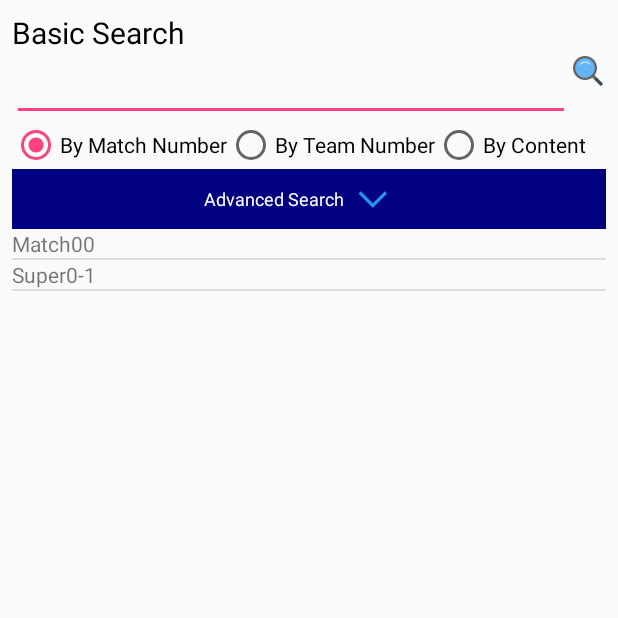
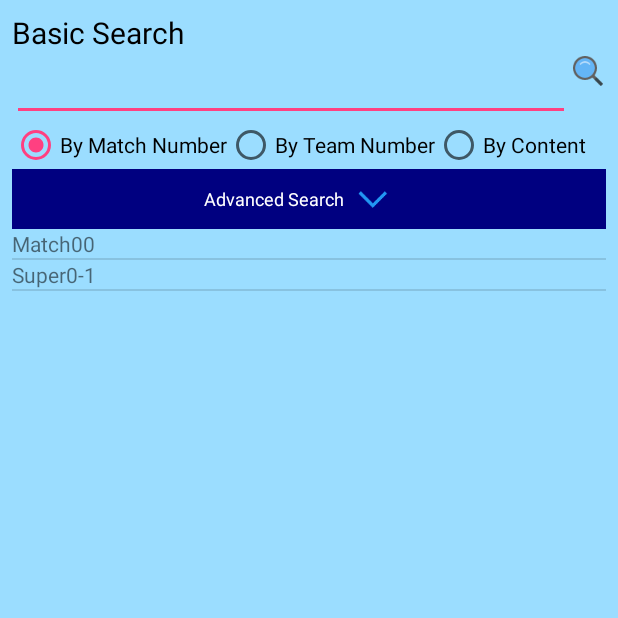
Before and after one commit to HVA-FRC-3824/RoHAWKticsScouting2017, an Android app: the NotesViewActivity screen opened directly, with no data from a screen before it, on a phone screen of 412 x 824 dp, the top half of it. Run offline under Robolectric (Android 15) with nearby library versions, the phone set to English and light mode, and no system bars; our stand-ins replace Firebase (no records; nobody signed in at launch, a user with empty details on screens opened directly); 18 statements that could not run were skipped.

Commit message:
Added logo to title bar

```diff
--- a/app/src/main/res/layout/activity_cloud_storage.xml
+++ b/app/src/main/res/layout/activity_cloud_storage.xml
@@ -15,7 +15,8 @@
         android:layout_height="?attr/actionBarSize"
         android:background="@color/navy_blue"
         android:theme="@style/ThemeOverlay.AppCompat.Dark.ActionBar"
-        android:elevation="4dp" />
+        android:elevation="4dp"
+        android:logo="@drawable/logo_icon_large"/>
 
     <android.support.design.widget.AppBarLayout
         android:layout_width="match_parent"
--- a/app/src/main/res/layout/activity_drive_team_feedback.xml
+++ b/app/src/main/res/layout/activity_drive_team_feedback.xml
@@ -11,7 +11,8 @@
         android:layout_height="?attr/actionBarSize"
         android:background="@color/navy_blue"
         android:elevation="4dp"
-        android:theme="@style/ThemeOverlay.AppCompat.Dark.ActionBar" />
+        android:theme="@style/ThemeOverlay.AppCompat.Dark.ActionBar"
+        android:logo="@drawable/logo_icon_large"/>
 
     <TextView
         android:id="@+id/partner_1"
--- a/app/src/main/res/layout/activity_match_scouting.xml
+++ b/app/src/main/res/layout/activity_match_scouting.xml
@@ -16,7 +16,8 @@
         android:background="@color/navy_blue"
         android:theme="@style/ThemeOverlay.AppCompat.Dark.ActionBar"
         android:elevation="4dp"
-        />
+        android:logo="@drawable/logo_icon_large"
+        android:titleMarginStart="8dp" />
 
     <android.support.design.widget.AppBarLayout
         android:layout_width="match_parent"
--- a/app/src/main/res/layout/activity_match_view.xml
+++ b/app/src/main/res/layout/activity_match_view.xml
@@ -14,7 +14,7 @@
         android:background="@color/navy_blue"
         android:theme="@style/ThemeOverlay.AppCompat.Dark.ActionBar"
         android:elevation="4dp"
-        />
+        android:logo="@drawable/logo_icon_large"/>
 
     <LinearLayout
         android:layout_width="match_parent"
--- a/app/src/main/res/layout/activity_notes_view.xml
+++ b/app/src/main/res/layout/activity_notes_view.xml
@@ -4,7 +4,8 @@
     android:layout_width="match_parent"
     android:layout_height="match_parent"
     android:orientation="vertical"
-    android:padding="8dp">
+    android:padding="8dp"
+    android:background="@color/columbia_blue">
 
     <RelativeLayout
         android:id="@+id/basic_search"
--- a/app/src/main/res/layout/activity_pick_list.xml
+++ b/app/src/main/res/layout/activity_pick_list.xml
@@ -16,7 +16,7 @@
         android:background="@color/navy_blue"
         android:theme="@style/ThemeOverlay.AppCompat.Dark.ActionBar"
         android:elevation="4dp"
-        />
+        android:logo="@drawable/logo_icon_large"/>
 
     <android.support.design.widget.AppBarLayout
         android:layout_width="match_parent"
--- a/app/src/main/res/layout/activity_pit_scouting.xml
+++ b/app/src/main/res/layout/activity_pit_scouting.xml
@@ -16,7 +16,7 @@
         android:background="@color/navy_blue"
         android:theme="@style/ThemeOverlay.AppCompat.Dark.ActionBar"
         android:elevation="4dp"
-        />
+        android:logo="@drawable/logo_icon_large"/>
 
     <android.support.design.widget.AppBarLayout
         android:layout_width="match_parent"
--- a/app/src/main/res/layout/activity_super_scouting.xml
+++ b/app/src/main/res/layout/activity_super_scouting.xml
@@ -14,7 +14,8 @@
         android:layout_height="?attr/actionBarSize"
         android:background="@color/navy_blue"
         android:elevation="4dp"
-        android:theme="@style/ThemeOverlay.AppCompat.Dark.ActionBar" />
+        android:theme="@style/ThemeOverlay.AppCompat.Dark.ActionBar"
+        android:logo="@drawable/logo_icon_large"/>
 
     <android.support.design.widget.AppBarLayout
         android:layout_width="match_parent"
```
Also changed, not shown: app/src/main/res/drawable-mdpi/logo_icon_large.png (added), app/src/main/res/drawable-xhdpi/logo_icon_large.png (added), app/src/main/res/drawable-xxxhdpi/logo_icon_large.png (added).
